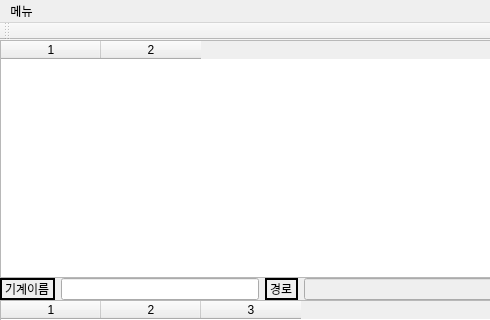
Above: mainwindow.ui from LeeChiWon/chunil before the change; both pictures show x 0 to 490 and y 0 to 320 of the 640 by 480 pixel window. Below: the same form after it.
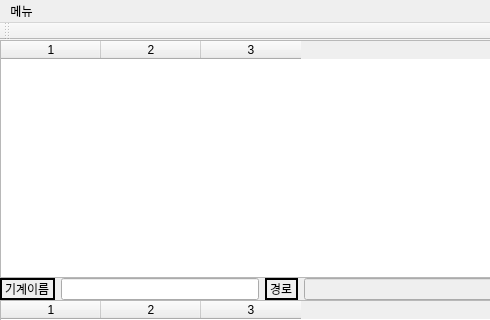
That is the form after the change. Icons and pictures are not drawn.

Diff of the .ui file:
```diff
--- a/mainwindow.ui
+++ b/mainwindow.ui
@@ -40,10 +40,11 @@
        <number>0</number>
       </property>
       <property name="columnCount">
-       <number>2</number>
+       <number>3</number>
       </property>
       <column/>
       <column/>
+      <column/>
      </widget>
     </item>
     <item row="2" column="0">
```
Left out of the diff: 8 changed lines with no effect on the pictures.
